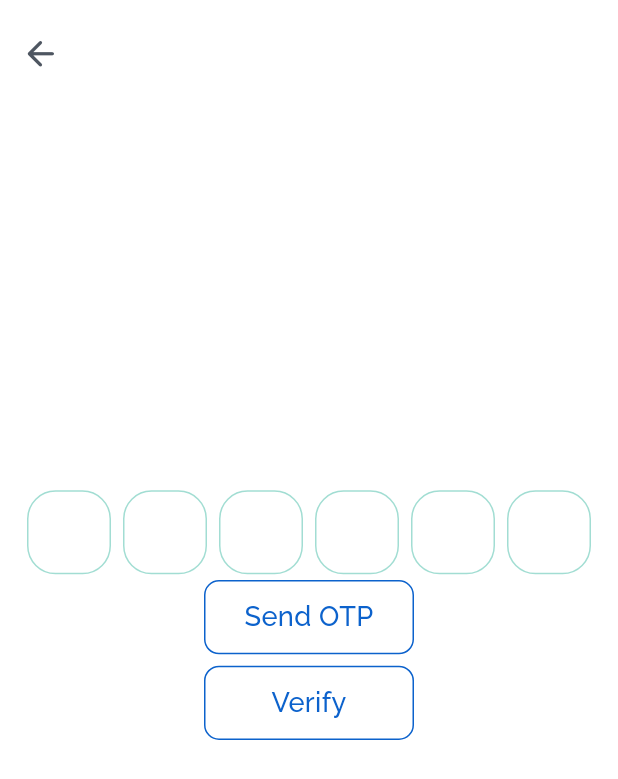
After one commit to umar-tariq-1/AI-Driven_Gym_POS_System, a Flutter app: the ForgetPasswordPage screen opened by its route, on a phone screen of 412 x 824 dp. The commit adds this screen. Shown: the top 779 px of the screen. Run offline on Flutter 3.47's test engine with Material 3 defaults, Android fonts, the phone set to English and light mode, and no system bars; drawn by our look-alikes of pinput; our stand-ins replace flutter_secure_storage, flutter_svg, loading_animation_widget, shared_preferences, widget_and_text_animator; missing offline and left inert: fl_country_code_picker; accounts and stored records are empty.

Commit message:
otp send and verification

```diff
--- a/frontend/lib/main.dart
+++ b/frontend/lib/main.dart
@@ -36,6 +36,7 @@ class MyAppState extends State<MyApp> {
     ));
     SystemChrome.setEnabledSystemUIMode(SystemUiMode.edgeToEdge,
         overlays: List.empty());
+    SystemChrome.setPreferredOrientations([DeviceOrientation.portraitUp]);
 
     return MaterialApp(
         initialRoute: MyApp.routePath,
--- a/frontend/lib/widgets/base/list_tile.dart
+++ b/frontend/lib/widgets/base/list_tile.dart
@@ -14,7 +14,7 @@ class CustomListTile extends StatelessWidget {
       required this.text,
       required this.iconData,
       required this.onTap,
-      this.iconSize = 26});
+      this.iconSize = 25});
 
   @override
   Widget build(BuildContext context) {
@@ -50,7 +50,7 @@ class CustomListTile extends StatelessWidget {
               style: TextStyle(
                 fontFamily: 'RalewayLight',
                 fontWeight: FontWeight.bold,
-                fontSize: 18,
+                fontSize: 17.5,
                 color: active ? colorScheme.onPrimary : colorScheme.shadow,
               ),
             )),
--- /dev/null
+++ b/frontend/lib/widgets/base/pinput.dart
@@ -0,0 +1,193 @@
+import 'dart:convert';
+
+import 'package:flutter/material.dart';
+import 'package:frontend/data/local_storage.dart';
+import 'package:frontend/data/secure_storage.dart';
+import 'package:frontend/widgets/base/custom_outlined_button.dart';
+import 'package:http/http.dart' as http;
+import 'package:pinput/pinput.dart';
+
+class RoundedWithCustomCursor extends StatefulWidget {
+  const RoundedWithCustomCursor({Key? key}) : super(key: key);
+
+  @override
+  _RoundedWithCustomCursorState createState() =>
+      _RoundedWithCustomCursorState();
+}
+
+class _RoundedWithCustomCursorState extends State<RoundedWithCustomCursor> {
+  final pinController = TextEditingController();
+  final focusNode = FocusNode();
+  final formKey = GlobalKey<FormState>();
+  bool error = false;
+  int tries = 0;
+  bool _enabled = true;
+  String IP = "10.7.240.56";
+
+  @override
+  void dispose() {
+    pinController.dispose();
+    focusNode.dispose();
+    super.dispose();
+  }
+
+  void verifyOTPRequest() async {
+    setState(() {
+      _enabled = false;
+    });
+
+    try {
+      String? hashedOTP = await LocalStorage().getItem("hashedOTP") as String?;
+      final response = await http.post(
+        Uri.parse('http://$IP:3001/otp/verify'),
+        body: {'hashedOTP': hashedOTP, 'enteredOTP': pinController.text},
+      );
+
+      if (response.statusCode == 200) {
+        ScaffoldMessenger.of(context).showSnackBar(
+          SnackBar(content: Text(jsonDecode(response.body)["message"])),
+        );
+
+        setState(() {
+          _enabled = true;
+        });
+      } else {
+        ScaffoldMessenger.of(context).showSnackBar(
+          SnackBar(content: Text(jsonDecode(response.body)["message"])),
+        );
+      }
+    } catch (e) {
+      setState(() {
+        _enabled = true;
+      });
+      ScaffoldMessenger.of(context).showSnackBar(
+        const SnackBar(
+            content: Text('Error: Unable to Send Verification Request')),
+      );
+    }
+  }
+
+  Future<void> sendOtpRequest() async {
+    setState(() {
+      _enabled = false;
+    });
+
+    try {
+      final response = await http.post(
+        Uri.parse('http://$IP:3001/otp/send'),
+        body: {'email': 'umart823@gmail.com'},
+      );
+
+      if (response.statusCode == 200) {
+        String hashedOTP = jsonDecode(response.body)["hashedOTP"];
+        LocalStorage().setItem("hashedOTP", hashedOTP);
+
+        ScaffoldMessenger.of(context).showSnackBar(
+          SnackBar(content: Text(jsonDecode(response.body)["message"])),
+        );
+
+        setState(() {
+          _enabled = true;
+        });
+      } else {
+        ScaffoldMessenger.of(context).showSnackBar(
+          SnackBar(content: Text(jsonDecode(response.body)["message"])),
+        );
+      }
+    } catch (e) {
+      setState(() {
+        _enabled = true;
+      });
+      ScaffoldMessenger.of(context).showSnackBar(
+        const SnackBar(content: Text('Error: Unable to send OTP')),
+      );
+    }
+  }
+
+  @override
+  Widget build(BuildContext context) {
+    const focusedBorderColor = Color.fromRGBO(23, 171, 144, 1);
+    const fillColor = Color.fromRGBO(243, 246, 249, 0);
+    const borderColor = Color.fromRGBO(23, 171, 144, 0.4);
+
+    final defaultPinTheme = PinTheme(
+      width: 56,
+      height: 56,
+      textStyle: const TextStyle(
+        fontSize: 22,
+        color: Color.fromRGBO(30, 60, 87, 1),
+      ),
+      decoration: BoxDecoration(
+        borderRadius: BorderRadius.circular(19),
+        border: Border.all(color: borderColor),
+      ),
+    );
+
+    return Form(
+      key: formKey,
+      child: Column(
+        mainAxisAlignment: MainAxisAlignment.center,
+        crossAxisAlignment: CrossAxisAlignment.center,
+        children: [
+          Directionality(
+            textDirection: TextDirection.ltr,
+            child: Pinput(
+              length: 6,
+              controller: pinController,
+              focusNode: focusNode,
+              defaultPinTheme: defaultPinTheme,
+              validator: (value) {
+                // return value == '222222' ? null : 'Pin is incorrect';
+                if (value != null) {}
+              },
+              // onTap: () {
+              //   if ((pinController.text).length == 6) {
+              //     pinController.clear();
+              //   }
+              // },
+              hapticFeedbackType: HapticFeedbackType.lightImpact,
+              onCompleted: (pin) async {
+                tries++;
+                if (tries >= 3) {
+                  setState(() {
+                    _enabled = false;
+                  });
+                }
+              },
+              cursor: Column(
+                mainAxisAlignment: MainAxisAlignment.end,
+                children: [
+                  Container(
+                    margin: const EdgeInsets.only(bottom: 9),
+                    width: 22,
+                    height: 1,
+                    color: focusedBorderColor,
+                  ),
+                ],
+              ),
+              focusedPinTheme: defaultPinTheme.copyWith(
+                decoration: defaultPinTheme.decoration!.copyWith(
+                  borderRadius: BorderRadius.circular(8),
+                  border: Border.all(color: focusedBorderColor),
+                ),
+              ),
+              submittedPinTheme: defaultPinTheme.copyWith(
+                decoration: defaultPinTheme.decoration!.copyWith(
+                  color: fillColor,
+                  borderRadius: BorderRadius.circular(19),
+                  border: Border.all(color: focusedBorderColor),
+                ),
+              ),
+              errorPinTheme: defaultPinTheme.copyBorderWith(
+                border: Border.all(color: Colors.redAccent),
+              ),
+              enabled: _enabled,
+            ),
+          ),
+          CustomOutlinedButton(buttonText: "Send OTP", onClick: sendOtpRequest),
+          CustomOutlinedButton(buttonText: "Verify", onClick: verifyOTPRequest),
+        ],
+      ),
+    );
+  }
+}
--- a/frontend/lib/widgets/pages/landing_page.dart
+++ b/frontend/lib/widgets/pages/landing_page.dart
@@ -34,9 +34,11 @@ class _LandingPageState extends State<LandingPage> {
       if (isLoggedIn &&
           tokenExpirationTime != null &&
           tokenExpirationTime > currentTime) {
-        Navigator.of(context).popAndPushNamed(HomePage.routePath);
+        Navigator.of(context)
+            .pushNamedAndRemoveUntil(HomePage.routePath, (route) => false);
       } else {
-        Navigator.of(context).popAndPushNamed(WelcomePage.routePath);
+        Navigator.of(context)
+            .pushNamedAndRemoveUntil(WelcomePage.routePath, (route) => false);
       }
     }
   }
--- a/frontend/lib/widgets/pages/sign/forget_passsword_page.dart
+++ b/frontend/lib/widgets/pages/sign/forget_passsword_page.dart
@@ -1,4 +1,5 @@
 import 'package:flutter/material.dart';
+import 'package:frontend/widgets/base/pinput.dart';
 
 class ForgetPasswordPage extends StatefulWidget {
   const ForgetPasswordPage({super.key});
@@ -10,12 +11,15 @@ class ForgetPasswordPage extends StatefulWidget {
 }
 
 class _ForgetPasswordPageState extends State<ForgetPasswordPage> {
+  final TextEditingController otpController = TextEditingController();
   @override
   Widget build(BuildContext context) {
     double statusBarHeight = MediaQuery.of(context).padding.top;
     return Scaffold(
         backgroundColor: Colors.white,
-        body: Stack(
+        body: GestureDetector(
+          onTap: () => FocusScope.of(context).unfocus(),
+          child: Stack(
             children: [
               Container(
                 margin: EdgeInsets.only(top: 12 + statusBarHeight, left: 3),
@@ -31,8 +35,9 @@ class _ForgetPasswordPageState extends State<ForgetPasswordPage> {
                       ),
                     )),
               ),
-            const Text("Forget Password")
+              Center(child: RoundedWithCustomCursor())
             ],
+          ),
         ));
   }
 }
--- a/frontend/lib/widgets/pages/welcome_page.dart
+++ b/frontend/lib/widgets/pages/welcome_page.dart
@@ -66,7 +66,7 @@ class _WelcomePageState extends State<WelcomePage> {
                     child: Padding(
                       padding: const EdgeInsets.symmetric(horizontal: 20),
                       child: ClipRRect(
-                        borderRadius: BorderRadius.circular(85),
+                        borderRadius: BorderRadius.circular(80),
                         child: Image.asset(
                           'assets/images/welcome.gif',
                           width: screenWidth <= _backgroundHeight * 0.37
--- a/frontend/pubspec.yaml
+++ b/frontend/pubspec.yaml
@@ -46,6 +46,9 @@ dependencies:
   awesome_snackbar_content: ^0.1.4
   google_sign_in: ^6.2.2
   flutter_svg: ^2.0.16
+  pinput: ^5.0.0
+  bcrypt: ^1.1.3
+  flutter_bcrypt: ^1.0.8
 
 dev_dependencies:
   flutter_test:
```
Also changed, not shown: frontend/lib/widgets/base/navigation_drawer.dart (+5 -6 lines), frontend/lib/widgets/pages/sign/signin.dart (+2 -6 lines), frontend/pubspec.lock, 2 other files. Lines whose indentation alone changed are shown as unchanged.
